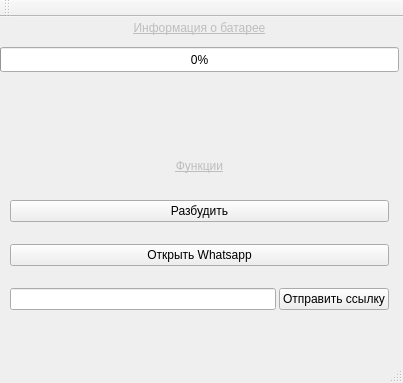
Qt form mainwindow.ui (andrusha10t500/InfoPhone) before a commit.
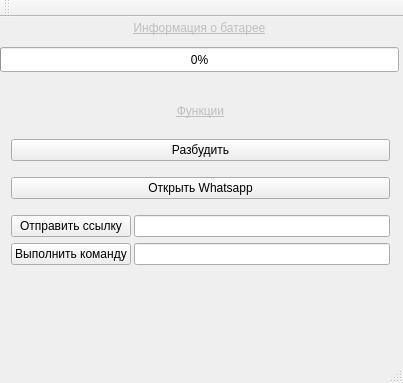
The same form after that commit.

Diff of the .ui file:
```diff
--- a/mainwindow.ui
+++ b/mainwindow.ui
@@ -20,8 +20,8 @@
    <widget class="QWidget" name="verticalLayoutWidget_2">
     <property name="geometry">
      <rect>
-      <x>-1</x>
-      <y>109</y>
+      <x>0</x>
+      <y>60</y>
       <width>401</width>
       <height>211</height>
      </rect>
@@ -74,6 +74,26 @@
         <enum>QLayout::SetMinimumSize</enum>
        </property>
        <item>
+        <layout class="QVBoxLayout" name="verticalLayout_3">
+         <item>
+          <widget class="QPushButton" name="pushButton_3">
+           <property name="text">
+            <string>Отправить ссылку</string>
+           </property>
+          </widget>
+         </item>
+         <item>
+          <widget class="QPushButton" name="pushButton_4">
+           <property name="text">
+            <string>Выполнить команду</string>
+           </property>
+          </widget>
+         </item>
+        </layout>
+       </item>
+       <item>
+        <layout class="QVBoxLayout" name="verticalLayout">
+         <item>
         <widget class="QLineEdit" name="lineEdit">
          <property name="enabled">
           <bool>true</bool>
@@ -84,11 +104,9 @@
         </widget>
        </item>
        <item>
-        <widget class="QPushButton" name="pushButton_3">
-         <property name="text">
-          <string>Отправить ссылку</string>
-         </property>
-        </widget>
+          <widget class="QLineEdit" name="lineEdit_2"/>
+         </item>
+        </layout>
        </item>
       </layout>
      </item>
```
Lines whose indentation alone changed are shown as unchanged.
